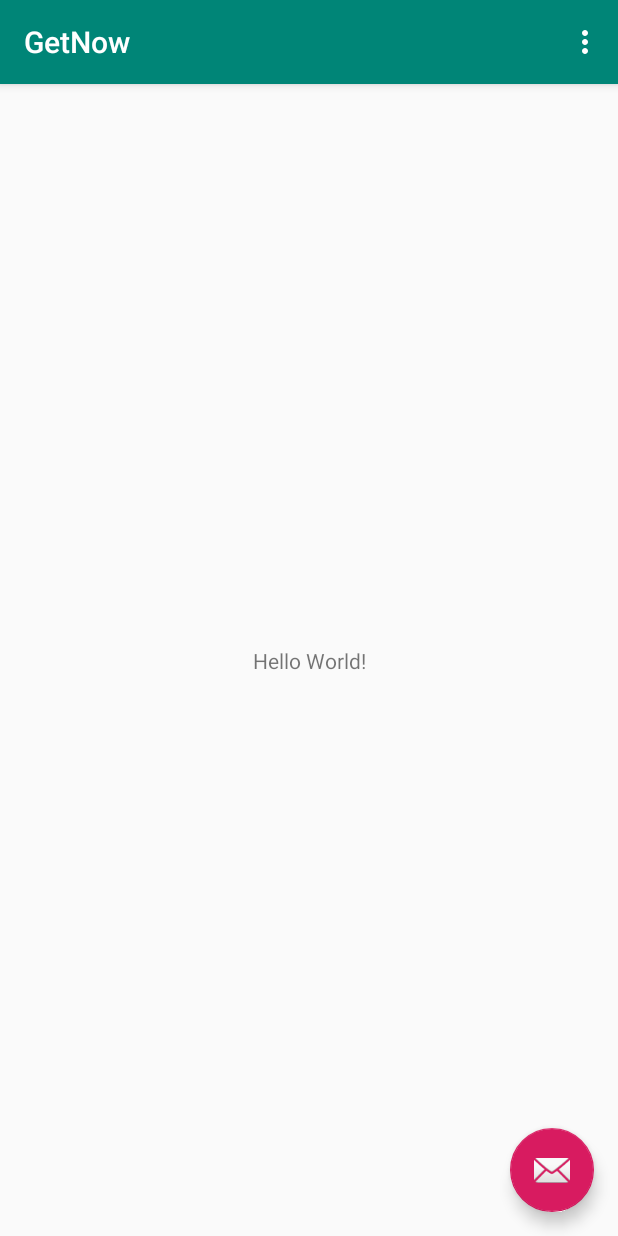
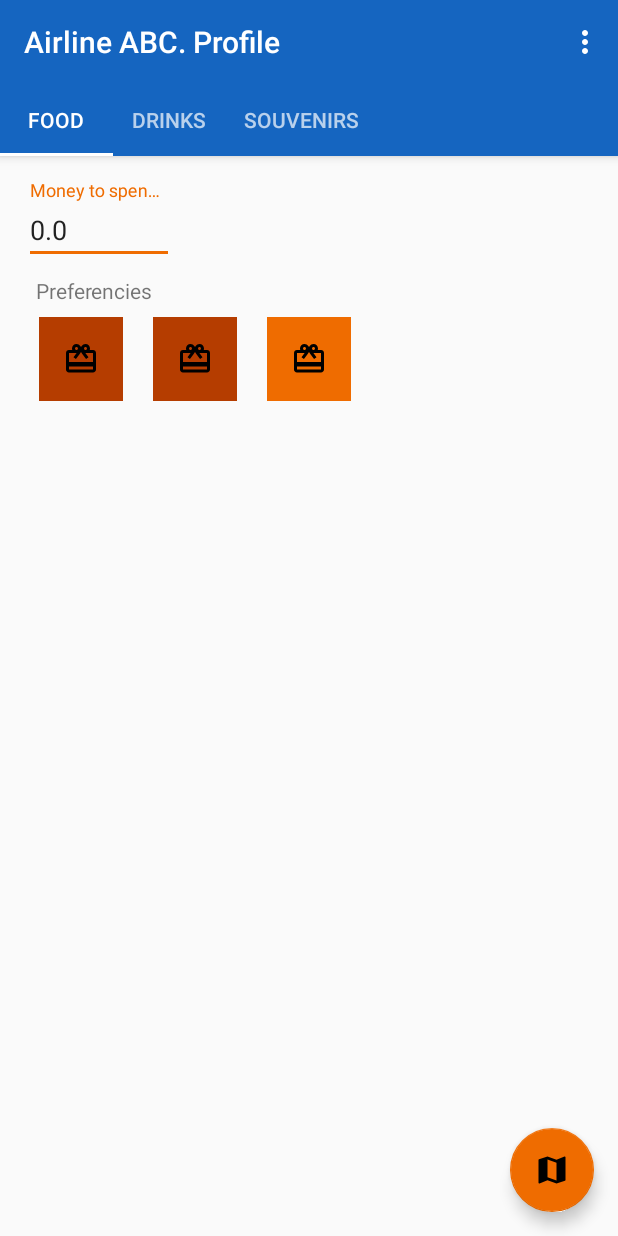
Before and after one commit to MarcoHarald/Hackathon-Flight-Tour-Scheduling, an Android app: the screen it shows after launch (MainActivity), in the options menu, after a tap on "Settings", on a phone screen of 412 x 824 dp. Run offline under Robolectric (Android 15) with nearby library versions, the phone set to English and light mode, and no system bars; our stand-ins replace Firebase (no records; nobody signed in at launch, a user with empty details on screens opened directly).

Commit message:
add preferences

```diff
--- a/app/build.gradle
+++ b/app/build.gradle
@@ -37,6 +37,7 @@ dependencies {
 
     implementation project(':map')
 
+    implementation 'androidx.legacy:legacy-support-v4:1.0.0-beta01'
     testImplementation 'junit:junit:4.12'
     androidTestImplementation 'androidx.test:runner:1.1.0-alpha4'
     androidTestImplementation 'androidx.test.espresso:espresso-core:3.1.0-alpha4'
--- /dev/null
+++ b/app/src/main/java/ru/getnow/app/ButtonsAdapter.java
@@ -0,0 +1,99 @@
+package ru.getnow.app;
+
+import android.content.Context;
+import android.content.SharedPreferences;
+import android.graphics.drawable.Drawable;
+import android.preference.PreferenceManager;
+import android.util.Log;
+import android.view.LayoutInflater;
+import android.view.View;
+import android.view.ViewGroup;
+import android.widget.ArrayAdapter;
+import android.widget.Button;
+import android.widget.ImageButton;
+import android.widget.ImageView;
+import android.widget.TextView;
+
+import androidx.annotation.NonNull;
+import androidx.annotation.Nullable;
+import androidx.core.content.ContextCompat;
+
+public class ButtonsAdapter extends ArrayAdapter<String> {
+    private String[] buttons;
+    private String selectedTitle;
+    private String selected;
+    private int[] buttonImages;
+
+    ButtonsAdapter(@NonNull Context context, String[] buttons, int[] buttonImages, String selectedTitle, String selected) {
+        super(context, R.layout.button);
+        this.buttons = buttons;
+        this.selectedTitle = selectedTitle;
+        this.selected = selected;
+        this.buttonImages = buttonImages;
+    }
+
+    @NonNull
+    @Override
+    public View getView(int position, @Nullable View convertView, @NonNull ViewGroup parent) {
+        View itemView = convertView;
+        ViewHolder holder = null;
+
+        if (itemView == null)
+        {
+            final LayoutInflater layoutInflater =
+                    (LayoutInflater) getContext().getSystemService(Context.LAYOUT_INFLATER_SERVICE);
+            itemView = layoutInflater.inflate(R.layout.button, parent, false);
+
+            holder = new ViewHolder();
+            holder.imgItem = itemView.findViewById(R.id.selection_button);
+            itemView.setTag(holder);
+        }
+        else
+        {
+            holder = (ViewHolder) itemView.getTag();
+        }
+
+        Drawable img = ContextCompat.getDrawable(getContext(), buttonImages[position]);
+        holder.imgItem.setImageDrawable(img);
+        modifyBGColor(holder, selected, buttons[position]);
+        holder.imgItem.setContentDescription(buttons[position]);
+        ViewHolder finalHolder = holder;
+        holder.imgItem.setOnClickListener(v -> {
+            if (selected.equals(buttons[position])) {
+                selected = "";
+                modifyBGColor(finalHolder, selected, buttons[position]);
+            } else {
+                selected = buttons[position];
+                notifyDataSetChanged();
+            }
+            savePreference();
+        });
+
+        return itemView;
+    }
+
+    private void modifyBGColor(ViewHolder holder, String selected, String button) {
+        if (selected != null && selected.equals(button)) {
+            holder.imgItem.setBackgroundColor(ContextCompat.getColor(getContext(), R.color.colorAccent));
+        } else {
+            holder.imgItem.setBackgroundColor(ContextCompat.getColor(getContext(), R.color.colorSecondaryDark));
+        }
+    }
+
+    private void savePreference() {
+        SharedPreferences.Editor preferences = PreferenceManager.getDefaultSharedPreferences(getContext()).edit();
+        preferences.putString(selectedTitle, selected);
+        preferences.apply();
+    }
+
+
+    @Override
+    public int getCount() {
+        return buttonImages.length;
+    }
+
+    static class ViewHolder
+    {
+        ImageButton imgItem;
+    }
+}
--- a/app/src/main/java/ru/getnow/app/MainActivity.java
+++ b/app/src/main/java/ru/getnow/app/MainActivity.java
@@ -1,26 +1,32 @@
 package ru.getnow.app;
 
 import android.content.Intent;
-import android.graphics.Bitmap;
-import android.graphics.BitmapFactory;
-import android.graphics.PointF;
+import android.content.SharedPreferences;
 import android.os.Bundle;
 
 import com.google.android.material.floatingactionbutton.FloatingActionButton;
-import com.google.android.material.snackbar.Snackbar;
-import com.jiahuan.svgmapview.SVGMapView;
-import com.jiahuan.svgmapview.SVGMapViewListener;
-import com.jiahuan.svgmapview.overlay.SVGMapLocationOverlay;
+import com.google.android.material.tabs.TabLayout;
 
 import androidx.appcompat.app.AppCompatActivity;
 import androidx.appcompat.widget.Toolbar;
+import androidx.fragment.app.Fragment;
+import androidx.fragment.app.FragmentManager;
+import androidx.fragment.app.FragmentPagerAdapter;
 import androidx.lifecycle.ViewModelProviders;
+import androidx.viewpager.widget.ViewPager;
+import ru.getnow.app.model.VisualPreference;
 
-import android.view.View;
+import android.preference.PreferenceManager;
 import android.view.Menu;
 import android.view.MenuItem;
 
+import java.util.ArrayList;
+
 public class MainActivity extends AppCompatActivity {
+
+    TabLayout tabLayout;
+    ViewPager mViewPager;
+    SectionsPagerAdapter mSectionsPagerAdapter;
 
     @Override
     protected void onCreate(Bundle savedInstanceState) {
@@ -29,14 +35,18 @@ public class MainActivity extends AppCompatActivity {
         Toolbar toolbar = findViewById(R.id.toolbar);
         setSupportActionBar(toolbar);
 
+        mSectionsPagerAdapter = new SectionsPagerAdapter(getSupportFragmentManager());
+
+        // Set up the ViewPager with the sections adapter.
+        mViewPager = findViewById(R.id.container);
+        mViewPager.setAdapter(mSectionsPagerAdapter);
+
+        tabLayout = findViewById(R.id.tabs);
+        tabLayout.setupWithViewPager(mViewPager);
+        tabLayout.setTabMode(TabLayout.MODE_SCROLLABLE);
+
         FloatingActionButton fab = findViewById(R.id.fab);
         fab.setOnClickListener(view -> startActivity(new Intent(getBaseContext(), MapActivity.class)));
-
-        setupViewModel();
-    }
-
-    private void setupViewModel() {
-        MapViewModel viewModel = ViewModelProviders.of(this).get(MapViewModel.class);
     }
 
     @Override
@@ -60,4 +70,52 @@ public class MainActivity extends AppCompatActivity {
 
         return super.onOptionsItemSelected(item);
     }
+
+    private class SectionsPagerAdapter extends FragmentPagerAdapter {
+
+        ArrayList<VisualPreference> tabContent;
+
+        SectionsPagerAdapter(FragmentManager fm) {
+            super(fm);
+            tabContent = new ArrayList<>();
+            //TODO customize icons and content
+            tabContent.add(new VisualPreference("Food",
+                    new String[] {"Hamburger", "Pizza", "Sushi"},
+                    new int[] {R.drawable.ic_card_giftcard, R.drawable.ic_card_giftcard, R.drawable.ic_card_giftcard}));
+            tabContent.add(new VisualPreference("Drinks",
+                    new String[] {"Whiskey", "Beer", "Coffee"},
+                    new int[] {R.drawable.ic_card_giftcard, R.drawable.ic_card_giftcard, R.drawable.ic_card_giftcard}));
+            tabContent.add(new VisualPreference( "Souvenirs",
+                    new String[] {"Magnets", "Beer", "Coffee"},
+                    new int[] {R.drawable.ic_card_giftcard, R.drawable.ic_card_giftcard, R.drawable.ic_card_giftcard}));
+        }
+
+        @Override
+        public Fragment getItem(int position) {
+            return VisualPreferenceFragment.newInstance(tabContent.get(position),
+                    getDefaultPrice(tabContent.get(position).getTabDescription()),
+                    getDefaultSelection(tabContent.get(position).getTabDescription()+"_"));
+        }
+
+        private String getDefaultSelection(String prefName) {
+            SharedPreferences preferences = PreferenceManager.getDefaultSharedPreferences(getBaseContext());
+            return preferences.getString(prefName, "");
+        }
+
+        private double getDefaultPrice(String prefName) {
+            SharedPreferences preferences = PreferenceManager.getDefaultSharedPreferences(getBaseContext());
+            return preferences.getFloat(prefName, 0);
+        }
+
+        @Override
+        public CharSequence getPageTitle(int position) {
+            return tabContent.get(position).getTabDescription();
+        }
+
+        @Override
+        public int getCount() {
+            return tabContent.size();
+        }
+
+    }
 }
--- a/app/src/main/java/ru/getnow/app/MapActivity.java
+++ b/app/src/main/java/ru/getnow/app/MapActivity.java
@@ -13,10 +13,12 @@ import com.jiahuan.svgmapview.overlay.SVGMapLocationOverlay;
 
 import androidx.appcompat.app.AppCompatActivity;
 import androidx.appcompat.widget.Toolbar;
+import androidx.lifecycle.ViewModelProviders;
 
 import android.view.View;
 
 public class MapActivity extends AppCompatActivity {
+    SVGMapView mapView;
 
     @Override
     protected void onCreate(Bundle savedInstanceState) {
@@ -25,7 +27,7 @@ public class MapActivity extends AppCompatActivity {
         Toolbar toolbar = findViewById(R.id.toolbar);
         setSupportActionBar(toolbar);
 
-        final SVGMapView mapView = findViewById(R.id.location_mapview);
+        mapView = findViewById(R.id.location_mapview);
 
         mapView.registerMapViewListener(new SVGMapViewListener()
         {
@@ -58,6 +60,33 @@ public class MapActivity extends AppCompatActivity {
         fab.setOnClickListener(view -> Snackbar.make(view, "Replace with your own action", Snackbar.LENGTH_LONG)
                 .setAction("Action", null).show());
         getSupportActionBar().setDisplayHomeAsUpEnabled(true);
+
+        setupViewModel();
     }
 
+
+    private void setupViewModel() {
+        MapViewModel viewModel = ViewModelProviders.of(this).get(MapViewModel.class);
+    }
+
+    @Override
+    protected void onPause()
+    {
+        super.onPause();
+        mapView.onPause();
+    }
+
+    @Override
+    protected void onResume()
+    {
+        super.onResume();
+        mapView.onResume();
+    }
+
+    @Override
+    protected void onDestroy()
+    {
+        super.onDestroy();
+        mapView.onDestroy();
+    }
 }
--- /dev/null
+++ b/app/src/main/java/ru/getnow/app/VisualPreferenceFragment.java
@@ -0,0 +1,98 @@
+package ru.getnow.app;
+
+import android.content.Context;
+import android.content.SharedPreferences;
+import android.net.Uri;
+import android.os.Bundle;
+
+import androidx.annotation.NonNull;
+import androidx.fragment.app.Fragment;
+import ru.getnow.app.model.VisualPreference;
+
+import android.preference.PreferenceManager;
+import android.text.Editable;
+import android.text.TextUtils;
+import android.text.TextWatcher;
+import android.util.Log;
+import android.view.KeyEvent;
+import android.view.LayoutInflater;
+import android.view.View;
+import android.view.ViewGroup;
+import android.widget.GridLayout;
+import android.widget.GridView;
+import android.widget.TextView;
+
+import com.google.android.material.textfield.TextInputEditText;
+
+public class VisualPreferenceFragment extends Fragment {
+    private static final String VISUAL_PREF = "visual_pref";
+    private static final String DEFAULT_PRICE = "price";
+    private static final String DEFAULT_SELECTION = "selection";
+
+    private VisualPreference visualPref;
+    private double price;
+    private String selectedTitle;
+
+    public VisualPreferenceFragment() {
+        // Required empty public constructor
+    }
+
+    static VisualPreferenceFragment newInstance(VisualPreference visualPref, double price, String selectedTitle) {
+        VisualPreferenceFragment fragment = new VisualPreferenceFragment();
+        Bundle args = new Bundle();
+        args.putParcelable(VISUAL_PREF, visualPref);
+        args.putDouble(DEFAULT_PRICE, price);
+        args.putString(DEFAULT_SELECTION, selectedTitle);
+        fragment.setArguments(args);
+        return fragment;
+    }
+
+    @Override
+    public void onCreate(Bundle savedInstanceState) {
+        super.onCreate(savedInstanceState);
+        if (getArguments() != null) {
+            visualPref = getArguments().getParcelable(VISUAL_PREF);
+            price = getArguments().getDouble(DEFAULT_PRICE);
+            selectedTitle = getArguments().getString(DEFAULT_SELECTION);
+        }
+    }
+
+    @Override
+    public View onCreateView(@NonNull LayoutInflater inflater, ViewGroup container,
+                             Bundle savedInstanceState) {
+        View fragmentView = inflater.inflate(R.layout.fragment_visual_preference, container, false);
+        TextInputEditText priceEditor = fragmentView.findViewById(R.id.money_to_spend);
+        priceEditor.addTextChangedListener(new TextWatcher() {
+
+            @Override
+            public void afterTextChanged(Editable s) {}
+
+            @Override
+            public void beforeTextChanged(CharSequence s, int start,
+                                          int count, int after) {
+            }
+
+            @Override
+            public void onTextChanged(CharSequence s, int start,
+                                      int before, int count) {
+                if (TextUtils.isEmpty(s)) {
+                    saveDefaultPrice(0);
+                } else {
+                    saveDefaultPrice(Float.parseFloat(s.toString()));
+                }
+            }
+        });
+        priceEditor.setText(String.valueOf(price));
+        GridView gridLayout = fragmentView.findViewById(R.id.buttons);
+        gridLayout.setAdapter(new ButtonsAdapter(requireContext(),
+                visualPref.getPossibleSelections(),
+                visualPref.getIconIds(), visualPref.getTabDescription()+"_", selectedTitle));
+        return fragmentView;
+    }
+
+    private void saveDefaultPrice(float defaultPrice) {
+        SharedPreferences.Editor preferences = PreferenceManager.getDefaultSharedPreferences(getContext()).edit();
+        preferences.putFloat(visualPref.getTabDescription(), defaultPrice);
+        preferences.apply();
+    }
+}
--- /dev/null
+++ b/app/src/main/java/ru/getnow/app/model/VisualPreference.java
@@ -0,0 +1,58 @@
+package ru.getnow.app.model;
+
+import android.os.Parcel;
+import android.os.Parcelable;
+
+public class VisualPreference implements Parcelable {
+    private String tabDescription;
+    private String[] possibleSelections;
+    private int[] iconIds;
+
+    public VisualPreference(String tabDescription, String[] possibleSelections, int[] iconIds) {
+        this.tabDescription = tabDescription;
+        this.possibleSelections = possibleSelections;
+        this.iconIds = iconIds;
+    }
+
+    protected VisualPreference(Parcel in) {
+        tabDescription = in.readString();
+        possibleSelections = in.createStringArray();
+        iconIds = in.createIntArray();
+    }
+
+    public static final Creator<VisualPreference> CREATOR = new Creator<VisualPreference>() {
+        @Override
+        public VisualPreference createFromParcel(Parcel in) {
+            return new VisualPreference(in);
+        }
+
+        @Override
+        public VisualPreference[] newArray(int size) {
+            return new VisualPreference[size];
+        }
+    };
+
+    @Override
+    public int describeContents() {
+        return 0;
+    }
+
+    @Override
+    public void writeToParcel(Parcel dest, int flags) {
+        dest.writeString(tabDescription);
+        dest.writeStringArray(possibleSelections);
+        dest.writeIntArray(iconIds);
+    }
+
+    public String getTabDescription() {
+        return tabDescription;
+    }
+
+    public String[] getPossibleSelections() {
+        return possibleSelections;
+    }
+
+    public int[] getIconIds() {
+        return iconIds;
+    }
+}
--- /dev/null
+++ b/app/src/main/res/drawable/ic_card_giftcard.xml
@@ -0,0 +1,9 @@
+<vector xmlns:android="http://schemas.android.com/apk/res/android"
+        android:width="24dp"
+        android:height="24dp"
+        android:viewportWidth="24.0"
+        android:viewportHeight="24.0">
+    <path
+        android:fillColor="#FF000000"
+        android:pathData="M20,6h-2.18c0.11,-0.31 0.18,-0.65 0.18,-1 0,-1.66 -1.34,-3 -3,-3 -1.05,0 -1.96,0.54 -2.5,1.35l-0.5,0.67 -0.5,-0.68C10.96,2.54 10.05,2 9,2 7.34,2 6,3.34 6,5c0,0.35 0.07,0.69 0.18,1L4,6c-1.11,0 -1.99,0.89 -1.99,2L2,19c0,1.11 0.89,2 2,2h16c1.11,0 2,-0.89 2,-2L22,8c0,-1.11 -0.89,-2 -2,-2zM15,4c0.55,0 1,0.45 1,1s-0.45,1 -1,1 -1,-0.45 -1,-1 0.45,-1 1,-1zM9,4c0.55,0 1,0.45 1,1s-0.45,1 -1,1 -1,-0.45 -1,-1 0.45,-1 1,-1zM20,19L4,19v-2h16v2zM20,14L4,14L4,8h5.08L7,10.83 8.62,12 11,8.76l1,-1.36 1,1.36L15.38,12 17,10.83 14.92,8L20,8v6z"/>
+</vector>
--- /dev/null
+++ b/app/src/main/res/drawable/ic_food.xml
@@ -0,0 +1,9 @@
+<vector xmlns:android="http://schemas.android.com/apk/res/android"
+        android:width="24dp"
+        android:height="24dp"
+        android:viewportWidth="24.0"
+        android:viewportHeight="24.0">
+    <path
+        android:fillColor="#FF000000"
+        android:pathData="M12,17.27L18.18,21l-1.64,-7.03L22,9.24l-7.19,-0.61L12,2 9.19,8.63 2,9.24l5.46,4.73L5.82,21z"/>
+</vector>
--- /dev/null
+++ b/app/src/main/res/drawable/ic_map.xml
@@ -0,0 +1,9 @@
+<vector xmlns:android="http://schemas.android.com/apk/res/android"
+        android:width="24dp"
+        android:height="24dp"
+        android:viewportWidth="24.0"
+        android:viewportHeight="24.0">
+    <path
+        android:fillColor="#FF000000"
+        android:pathData="M20.5,3l-0.16,0.03L15,5.1 9,3 3.36,4.9c-0.21,0.07 -0.36,0.25 -0.36,0.48V20.5c0,0.28 0.22,0.5 0.5,0.5l0.16,-0.03L9,18.9l6,2.1 5.64,-1.9c0.21,-0.07 0.36,-0.25 0.36,-0.48V3.5c0,-0.28 -0.22,-0.5 -0.5,-0.5zM15,19l-6,-2.11V5l6,2.11V19z"/>
+</vector>
--- a/app/src/main/res/layout/activity_main.xml
+++ b/app/src/main/res/layout/activity_main.xml
@@ -16,11 +16,28 @@
             android:layout_width="match_parent"
             android:layout_height="?attr/actionBarSize"
             android:background="?attr/colorPrimary"
-            app:popupTheme="@style/AppTheme.PopupOverlay" />
+            app:popupTheme="@style/AppTheme.PopupOverlay" >
+        </androidx.appcompat.widget.Toolbar>
+
+        <com.google.android.material.tabs.TabLayout
+            android:layout_margin="0dp"
+            android:padding="0dp"
+            android:id="@+id/tabs"
+            android:layout_width="match_parent"
+            android:layout_height="wrap_content"
+            app:tabIndicatorColor="@color/white"
+            app:tabIndicatorHeight="2dp"
+            app:tabMinWidth="75dp"
+            app:tabPadding="0dp"
+            app:tabGravity="fill"/>
 
     </com.google.android.material.appbar.AppBarLayout>
 
-    <include layout="@layout/content_main" />
+    <androidx.viewpager.widget.ViewPager
+        android:id="@+id/container"
+        android:layout_width="match_parent"
+        android:layout_height="match_parent"
+        app:layout_behavior="@string/appbar_scrolling_view_behavior" />
 
     <com.google.android.material.floatingactionbutton.FloatingActionButton
         android:id="@+id/fab"
@@ -28,6 +45,6 @@
         android:layout_height="wrap_content"
         android:layout_gravity="bottom|end"
         android:layout_margin="@dimen/fab_margin"
-        app:srcCompat="@android:drawable/ic_dialog_email" />
+        app:srcCompat="@drawable/ic_map" />
 
 </androidx.coordinatorlayout.widget.CoordinatorLayout>
--- /dev/null
+++ b/app/src/main/res/layout/button.xml
@@ -0,0 +1,10 @@
+<?xml version="1.0" encoding="utf-8"?>
+<ImageButton android:id="@+id/selection_button"
+    xmlns:android="http://schemas.android.com/apk/res/android"
+    android:orientation="vertical"
+    android:drawableTop="@drawable/ic_card_giftcard"
+    android:layout_width="wrap_content"
+    android:layout_height="wrap_content"
+    android:padding="16dp"
+    android:layout_margin="8dp">
+</ImageButton>
--- /dev/null
+++ b/app/src/main/res/layout/fragment_visual_preference.xml
@@ -0,0 +1,36 @@
+<?xml version="1.0" encoding="utf-8"?>
+<LinearLayout xmlns:android="http://schemas.android.com/apk/res/android"
+    xmlns:tools="http://schemas.android.com/tools"
+    android:layout_width="match_parent"
+    android:layout_height="match_parent"
+    tools:context=".VisualPreferenceFragment"
+    android:orientation="vertical"
+    android:padding="16dp">
+
+    <com.google.android.material.textfield.TextInputLayout
+        android:layout_width="match_parent"
+        android:layout_height="wrap_content">
+
+        <com.google.android.material.textfield.TextInputEditText
+            android:id="@+id/money_to_spend"
+            android:layout_width="100dp"
+            android:layout_height="wrap_content"
+            android:hint="@string/money_to_spend" />
+    </com.google.android.material.textfield.TextInputLayout>
+
+    <TextView
+        android:padding="8dp"
+        android:layout_width="wrap_content"
+        android:layout_height="wrap_content"
+        android:text="@string/preferencies"/>
+
+    <GridView
+        android:id="@+id/buttons"
+        android:numColumns="5"
+        android:gravity="center"
+        android:columnWidth="80dp"
+        android:stretchMode="columnWidth"
+        android:layout_width="fill_parent"
+        android:layout_height="fill_parent" />
+
+</LinearLayout>
--- a/app/src/main/res/values/colors.xml
+++ b/app/src/main/res/values/colors.xml
@@ -1,6 +1,9 @@
 <?xml version="1.0" encoding="utf-8"?>
 <resources>
-    <color name="colorPrimary">#008577</color>
-    <color name="colorPrimaryDark">#00574B</color>
-    <color name="colorAccent">#D81B60</color>
+    <color name="colorPrimary">#1565c0</color>
+    <color name="colorPrimaryDark">#003c8f</color>
+    <color name="colorAccent">#ef6c00</color>
+    <color name="colorSecondary">#ef6c00</color>
+    <color name="colorSecondaryDark">#b53d00</color>
+    <color name="white">#FFFFFFFF</color>
 </resources>
--- a/app/src/main/res/values/strings.xml
+++ b/app/src/main/res/values/strings.xml
@@ -1,5 +1,7 @@
 <resources>
-    <string name="app_name">GetNow</string>
+    <string name="app_name">Airline ABC. Profile</string>
     <string name="action_settings">Settings</string>
     <string name="title_activity_map">MapActivity</string>
+    <string name="money_to_spend">Money to spend (€)</string>
+    <string name="preferencies">Preferencies</string>
 </resources>
```
